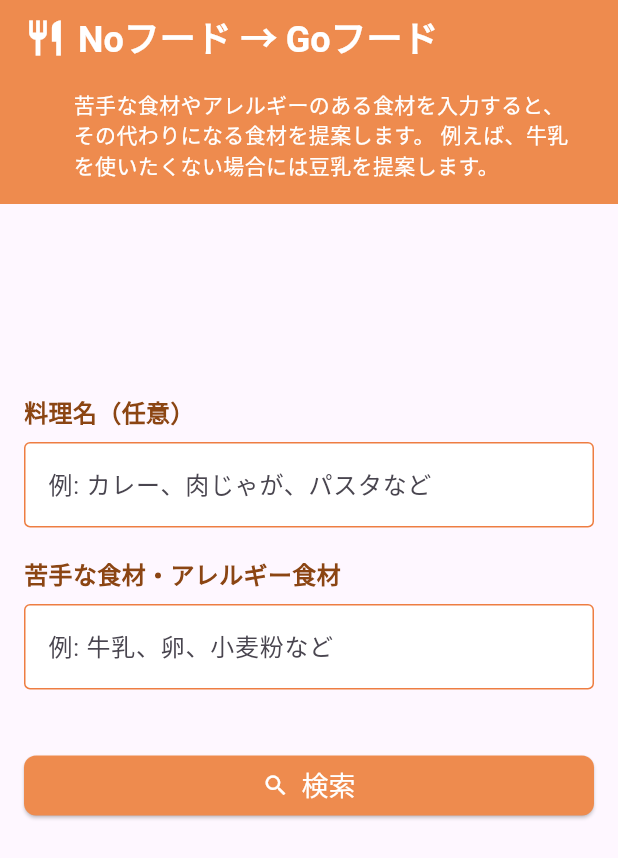
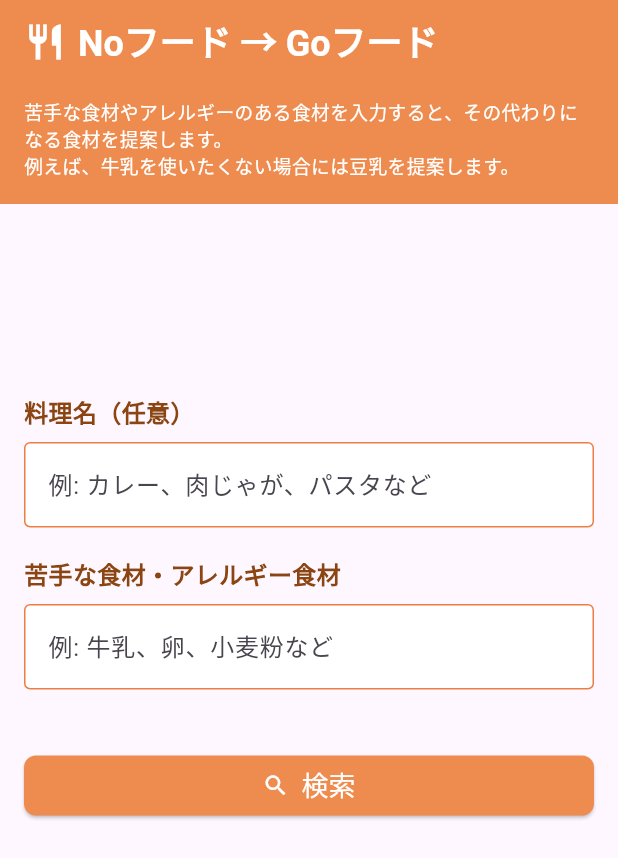
Before and after one commit to ntsts03/change-ingredient, a Flutter app: the screen it shows after launch, on a phone screen of 412 x 824 dp. Shown: the top 858 px of the screen. Run offline on Flutter 3.47's test engine with Material 3 defaults, Android fonts, the phone set to English and light mode, and no system bars; our stand-ins replace google_generative_ai.

Commit message:
UIの改善：説明文の表示とスクロール機能の追加
- AppBarの説明文のレイアウトを調整
  - パディングを最適化
  - テキストを2行に整理
  - フォントサイズを調整（14→12.5）
- 画面をスクロール可能に変更

```diff
--- a/lib/pages/input_page.dart
+++ b/lib/pages/input_page.dart
@@ -54,13 +54,12 @@ class _InputPageState extends State<InputPage> {
           preferredSize: Size.fromHeight(80),
           child: Center(
             child: Padding(
-              padding: EdgeInsets.fromLTRB(32.0, 8.0, 16.0, 16.0),
+              padding: EdgeInsets.fromLTRB(16.0, 8.0, 16.0, 16.0),
               child: Text(
-                '苦手な食材やアレルギーのある食材を入力すると、\n'
-                'その代わりになる食材を提案します。 例えば、牛乳\n'
-                'を使いたくない場合には豆乳を提案します。',
+                '苦手な食材やアレルギーのある食材を入力すると、その代わりになる食材を提案します。\n'
+                '例えば、牛乳を使いたくない場合には豆乳を提案します。',
                 style: TextStyle(
-                  fontSize: 14,
+                  fontSize: 12.5,
                   color: Colors.white,
                 ),
               ),
@@ -70,6 +69,7 @@ class _InputPageState extends State<InputPage> {
       ),
       body: Align(
         alignment: const Alignment(0, -0.4),
+        child: SingleChildScrollView(
           child: Column(
             mainAxisSize: MainAxisSize.min,
             children: [
@@ -173,6 +173,7 @@ class _InputPageState extends State<InputPage> {
             ],
           ),
         ),
+      ),
     );
   }
 
```
Lines whose indentation alone changed are shown as unchanged.
